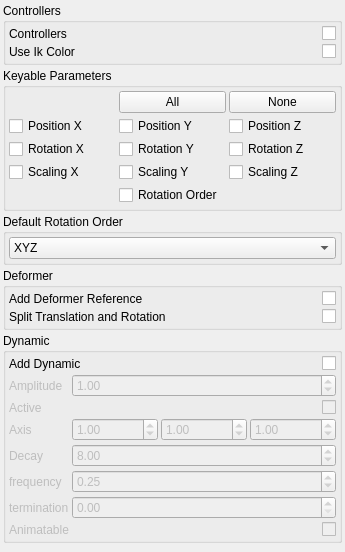
miquelcampos/brigks, file brigks/systems/spine/widget.ui: the form before one commit.
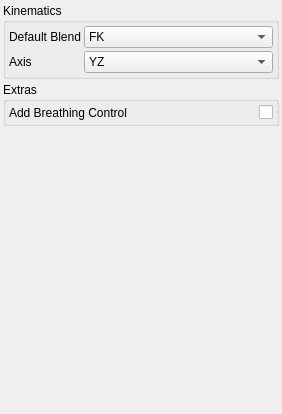
The form after the commit.

Diff of the .ui file:
```diff
--- a/brigks/systems/spine/widget.ui
+++ b/brigks/systems/spine/widget.ui
@@ -6,8 +6,8 @@
    <rect>
     <x>0</x>
     <y>0</y>
-    <width>345</width>
-    <height>552</height>
+    <width>282</width>
+    <height>414</height>
    </rect>
   </property>
   <property name="windowTitle">
@@ -20,59 +20,10 @@
    <property name="margin">
     <number>3</number>
    </property>
-   <item>
-    <widget class="QGroupBox" name="groupBox_3">
-     <property name="title">
-      <string>Controllers</string>
-     </property>
-     <layout class="QGridLayout" name="gridLayout_2">
-      <property name="margin">
-       <number>3</number>
-      </property>
-      <property name="spacing">
-       <number>3</number>
-      </property>
-      <item row="0" column="0">
-       <widget class="QLabel" name="label_2">
-        <property name="text">
-         <string>Controllers</string>
-        </property>
-       </widget>
-      </item>
-      <item row="0" column="1">
-       <widget class="QCheckBox" name="uiAddControllers">
-        <property name="layoutDirection">
-         <enum>Qt::RightToLeft</enum>
-        </property>
-        <property name="text">
-         <string/>
-        </property>
-       </widget>
-      </item>
-      <item row="1" column="1">
-       <widget class="QCheckBox" name="uiUseIkColor">
-        <property name="layoutDirection">
-         <enum>Qt::RightToLeft</enum>
-        </property>
-        <property name="text">
-         <string/>
-        </property>
-       </widget>
-      </item>
-      <item row="1" column="0">
-       <widget class="QLabel" name="label_3">
-        <property name="text">
-         <string>Use Ik Color</string>
-        </property>
-       </widget>
-      </item>
-     </layout>
-    </widget>
-   </item>
    <item>
     <widget class="QGroupBox" name="groupBox">
      <property name="title">
-      <string>Keyable Parameters</string>
+      <string>Kinematics</string>
      </property>
      <layout class="QGridLayout" name="gridLayout">
       <property name="margin">
@@ -81,218 +32,78 @@
       <property name="spacing">
        <number>3</number>
       </property>
-      <item row="3" column="1">
-       <widget class="QCheckBox" name="uiScly">
-        <property name="text">
-         <string>Scaling Y</string>
-        </property>
-       </widget>
-      </item>
-      <item row="3" column="0">
-       <widget class="QCheckBox" name="uiSclx">
-        <property name="text">
-         <string>Scaling X</string>
-        </property>
-       </widget>
-      </item>
-      <item row="3" column="2">
-       <widget class="QCheckBox" name="uiSclz">
-        <property name="text">
-         <string>Scaling Z</string>
-        </property>
-       </widget>
-      </item>
-      <item row="1" column="0">
-       <widget class="QCheckBox" name="uiPosx">
-        <property name="text">
-         <string>Position X</string>
-        </property>
-       </widget>
-      </item>
-      <item row="1" column="1">
-       <widget class="QCheckBox" name="uiPosy">
-        <property name="text">
-         <string>Position Y</string>
-        </property>
-       </widget>
-      </item>
-      <item row="0" column="2">
-       <widget class="QPushButton" name="uiKeyableNoneBTN">
-        <property name="text">
-         <string>None</string>
-        </property>
-       </widget>
-      </item>
-      <item row="0" column="1">
-       <widget class="QPushButton" name="uiKeyableAllBTN">
-        <property name="text">
-         <string>All</string>
-        </property>
-       </widget>
-      </item>
-      <item row="2" column="2">
-       <widget class="QCheckBox" name="uiRotz">
-        <property name="text">
-         <string>Rotation Z</string>
-        </property>
-       </widget>
-      </item>
-      <item row="2" column="1">
-       <widget class="QCheckBox" name="uiRoty">
-        <property name="text">
-         <string>Rotation Y</string>
-        </property>
-       </widget>
-      </item>
-      <item row="2" column="0">
-       <widget class="QCheckBox" name="uiRotx">
-        <property name="text">
-         <string>Rotation X</string>
-        </property>
-       </widget>
-      </item>
-      <item row="1" column="2">
-       <widget class="QCheckBox" name="uiPosz">
-        <property name="text">
-         <string>Position Z</string>
-        </property>
-       </widget>
-      </item>
-      <item row="4" column="1">
-       <widget class="QCheckBox" name="uiRotorder">
-        <property name="text">
-         <string>Rotation Order</string>
-        </property>
-       </widget>
-      </item>
-     </layout>
-    </widget>
-   </item>
-   <item>
-    <widget class="QGroupBox" name="groupBox_5">
-     <property name="title">
-      <string>Default Rotation Order</string>
-     </property>
-     <layout class="QVBoxLayout" name="verticalLayout">
-      <property name="spacing">
-       <number>3</number>
-      </property>
-      <property name="margin">
-       <number>3</number>
-      </property>
-      <item>
-       <widget class="QComboBox" name="uiDefaultRotationOrder">
-        <item>
-         <property name="text">
-          <string>XYZ</string>
-         </property>
-        </item>
-        <item>
-         <property name="text">
-          <string>XZY</string>
-         </property>
-        </item>
-        <item>
-         <property name="text">
-          <string>YXZ</string>
-         </property>
-        </item>
-        <item>
-         <property name="text">
-          <string>YZX</string>
-         </property>
-        </item>
-        <item>
-         <property name="text">
-          <string>ZXY</string>
-         </property>
-        </item>
-        <item>
-         <property name="text">
-          <string>ZYX</string>
-         </property>
-        </item>
-       </widget>
-      </item>
-     </layout>
-    </widget>
-   </item>
-   <item>
-    <widget class="QGroupBox" name="groupBox_2">
-     <property name="title">
-      <string>Deformer</string>
-     </property>
-     <layout class="QGridLayout" name="gridLayout_3">
-      <property name="margin">
-       <number>3</number>
-      </property>
-      <property name="spacing">
-       <number>3</number>
-      </property>
-      <item row="0" column="1">
-       <widget class="QCheckBox" name="uiAddDeformerReferences">
-        <property name="layoutDirection">
-         <enum>Qt::RightToLeft</enum>
-        </property>
-        <property name="text">
-         <string/>
-        </property>
-       </widget>
-      </item>
       <item row="0" column="0">
        <widget class="QLabel" name="label">
+        <property name="sizePolicy">
+         <sizepolicy hsizetype="Fixed" vsizetype="Preferred">
+          <horstretch>0</horstretch>
+          <verstretch>0</verstretch>
+         </sizepolicy>
+        </property>
         <property name="text">
-         <string>Add Deformer Reference</string>
+         <string>Default Blend</string>
         </property>
        </widget>
       </item>
-      <item row="1" column="1">
-       <widget class="QCheckBox" name="uiSplitRotation">
-        <property name="layoutDirection">
-         <enum>Qt::RightToLeft</enum>
-        </property>
-        <property name="text">
-         <string/>
-        </property>
+      <item row="0" column="1">
+       <widget class="QComboBox" name="uiBlend">
+        <item>
+         <property name="text">
+          <string>FK</string>
+         </property>
+        </item>
+        <item>
+         <property name="text">
+          <string>IK</string>
+         </property>
+        </item>
        </widget>
       </item>
       <item row="1" column="0">
-       <widget class="QLabel" name="label_4">
+       <widget class="QLabel" name="label_3">
         <property name="text">
-         <string>Split Translation and Rotation</string>
+         <string>Axis</string>
         </property>
        </widget>
       </item>
+      <item row="1" column="1">
+       <widget class="QComboBox" name="uiAxis">
+        <item>
+         <property name="text">
+          <string>YZ</string>
+         </property>
+        </item>
+        <item>
+         <property name="text">
+          <string>XZ</string>
+         </property>
+        </item>
+       </widget>
+      </item>
      </layout>
     </widget>
    </item>
    <item>
-    <widget class="QGroupBox" name="uiDynamicGRP">
-     <property name="minimumSize">
-      <size>
-       <width>0</width>
-       <height>0</height>
-      </size>
-     </property>
+    <widget class="QGroupBox" name="groupBox_2">
      <property name="title">
-      <string>Dynamic</string>
+      <string>Extras</string>
      </property>
-     <layout class="QGridLayout" name="gridLayout_4">
-      <property name="margin">
-       <number>3</number>
-      </property>
+     <layout class="QHBoxLayout" name="horizontalLayout">
       <property name="spacing">
        <number>3</number>
       </property>
-      <item row="0" column="0">
-       <widget class="QLabel" name="label_5">
+      <property name="margin">
+       <number>3</number>
+      </property>
+      <item>
+       <widget class="QLabel" name="label_2">
         <property name="text">
-         <string>Add Dynamic</string>
+         <string>Add Breathing Control</string>
         </property>
        </widget>
       </item>
-      <item row="0" column="1">
-       <widget class="QCheckBox" name="uiDynamic">
+      <item>
+       <widget class="QCheckBox" name="uiBreathing">
         <property name="layoutDirection">
          <enum>Qt::RightToLeft</enum>
         </property>
@@ -301,245 +112,6 @@
         </property>
        </widget>
       </item>
-      <item row="1" column="0" colspan="2">
-       <widget class="QWidget" name="uiDynamicDefaultWDG" native="true">
-        <property name="enabled">
-         <bool>false</bool>
-        </property>
-        <layout class="QGridLayout" name="gridLayout_5">
-         <property name="margin">
-          <number>0</number>
-         </property>
-         <property name="spacing">
-          <number>3</number>
-         </property>
-         <item row="0" column="0">
-          <widget class="QLabel" name="label_8">
-           <property name="text">
-            <string>Amplitude</string>
-           </property>
-          </widget>
-         </item>
-         <item row="0" column="1">
-          <widget class="QDoubleSpinBox" name="uiAmplitude">
-           <property name="maximum">
-            <double>100.000000000000000</double>
-           </property>
-           <property name="singleStep">
-            <double>0.100000000000000</double>
-           </property>
-           <property name="value">
-            <double>1.000000000000000</double>
-           </property>
-          </widget>
-         </item>
-         <item row="1" column="0">
-          <widget class="QLabel" name="uiActiveLBL">
-           <property name="sizePolicy">
-            <sizepolicy hsizetype="Fixed" vsizetype="Preferred">
-             <horstretch>0</horstretch>
-             <verstretch>0</verstretch>
-            </sizepolicy>
-           </property>
-           <property name="minimumSize">
-            <size>
-             <width>10</width>
-             <height>0</height>
-            </size>
-           </property>
-           <property name="text">
-            <string>Active</string>
-           </property>
-          </widget>
-         </item>
-         <item row="1" column="1">
-          <widget class="QCheckBox" name="uiActive">
-           <property name="layoutDirection">
-            <enum>Qt::RightToLeft</enum>
-           </property>
-           <property name="text">
-            <string/>
-           </property>
-          </widget>
-         </item>
-         <item row="3" column="0">
-          <widget class="QLabel" name="uiStartCurveAttractLBL">
-           <property name="sizePolicy">
-            <sizepolicy hsizetype="Fixed" vsizetype="Preferred">
-             <horstretch>0</horstretch>
-             <verstretch>0</verstretch>
-            </sizepolicy>
-           </property>
-           <property name="minimumSize">
-            <size>
-             <width>10</width>
-             <height>0</height>
-            </size>
-           </property>
-           <property name="text">
-            <string>Decay</string>
-           </property>
-          </widget>
-         </item>
-         <item row="3" column="1">
-          <widget class="QDoubleSpinBox" name="uiDecay">
-           <property name="minimum">
-            <double>0.000000000000000</double>
-           </property>
-           <property name="maximum">
-            <double>999.000000000000000</double>
-           </property>
-           <property name="singleStep">
-            <double>1.000000000000000</double>
-           </property>
-           <property name="value">
-            <double>8.000000000000000</double>
-           </property>
-          </widget>
-         </item>
-         <item row="4" column="0">
-          <widget class="QLabel" name="uiBendResistanceLBL">
-           <property name="sizePolicy">
-            <sizepolicy hsizetype="Fixed" vsizetype="Preferred">
-             <horstretch>0</horstretch>
-             <verstretch>0</verstretch>
-            </sizepolicy>
-           </property>
-           <property name="minimumSize">
-            <size>
-             <width>10</width>
-             <height>0</height>
-            </size>
-           </property>
-           <property name="text">
-            <string>frequency</string>
-           </property>
-          </widget>
-         </item>
-         <item row="4" column="1">
-          <widget class="QDoubleSpinBox" name="uiFrequency">
-           <property name="minimum">
-            <double>0.000000000000000</double>
-           </property>
-           <property name="maximum">
-            <double>100.000000000000000</double>
-           </property>
-           <property name="singleStep">
-            <double>0.250000000000000</double>
-           </property>
-           <property name="value">
-            <double>0.250000000000000</double>
-           </property>
-          </widget>
-         </item>
-         <item row="5" column="0">
-          <widget class="QLabel" name="uiMassLBL">
-           <property name="sizePolicy">
-            <sizepolicy hsizetype="Fixed" vsizetype="Preferred">
-             <horstretch>0</horstretch>
-             <verstretch>0</verstretch>
-            </sizepolicy>
-           </property>
-           <property name="minimumSize">
-            <size>
-             <width>10</width>
-             <height>0</height>
-            </size>
-           </property>
-           <property name="text">
-            <string>termination</string>
-           </property>
-          </widget>
-         </item>
-         <item row="5" column="1">
-          <widget class="QDoubleSpinBox" name="uiTermination">
-           <property name="minimum">
-            <double>0.000000000000000</double>
-           </property>
-           <property name="maximum">
-            <double>100.000000000000000</double>
-           </property>
-           <property name="singleStep">
-            <double>0.100000000000000</double>
-           </property>
-           <property name="value">
-            <double>0.000000000000000</double>
-           </property>
-          </widget>
-         </item>
-         <item row="6" column="0">
-          <widget class="QLabel" name="uiAnimatableLBL">
-           <property name="sizePolicy">
-            <sizepolicy hsizetype="Fixed" vsizetype="Preferred">
-             <horstretch>0</horstretch>
-             <verstretch>0</verstretch>
-            </sizepolicy>
-           </property>
-           <property name="minimumSize">
-            <size>
-             <width>10</width>
-             <height>0</height>
-            </size>
-           </property>
-           <property name="text">
-            <string>Animatable</string>
-           </property>
-          </widget>
-         </item>
-         <item row="6" column="1">
-          <widget class="QCheckBox" name="uiDynamicAnimatable">
-           <property name="layoutDirection">
-            <enum>Qt::RightToLeft</enum>
-           </property>
-           <property name="text">
-            <string/>
-           </property>
-          </widget>
-         </item>
-         <item row="2" column="1">
-          <layout class="QHBoxLayout" name="horizontalLayout_2">
-           <item>
-            <widget class="QDoubleSpinBox" name="uiAmplitudeX">
-             <property name="singleStep">
-              <double>0.100000000000000</double>
-             </property>
-             <property name="value">
-              <double>1.000000000000000</double>
-             </property>
-            </widget>
-           </item>
-           <item>
-            <widget class="QDoubleSpinBox" name="uiAmplitudeY">
-             <property name="singleStep">
-              <double>0.100000000000000</double>
-             </property>
-             <property name="value">
-              <double>1.000000000000000</double>
-             </property>
-            </widget>
-           </item>
-           <item>
-            <widget class="QDoubleSpinBox" name="uiAmplitudeZ">
-             <property name="singleStep">
-              <double>0.100000000000000</double>
-             </property>
-             <property name="value">
-              <double>1.000000000000000</double>
-             </property>
-            </widget>
-           </item>
-          </layout>
-         </item>
-         <item row="2" column="0">
-          <widget class="QLabel" name="label_6">
-           <property name="text">
-            <string>Axis</string>
-           </property>
-          </widget>
-         </item>
-        </layout>
-       </widget>
-      </item>
      </layout>
     </widget>
    </item>
@@ -551,7 +123,7 @@
      <property name="sizeHint" stdset="0">
       <size>
        <width>20</width>
-       <height>40</height>
+       <height>361</height>
       </size>
      </property>
     </spacer>
```
Left out of the diff: 4 changed lines with no effect on the pictures.
